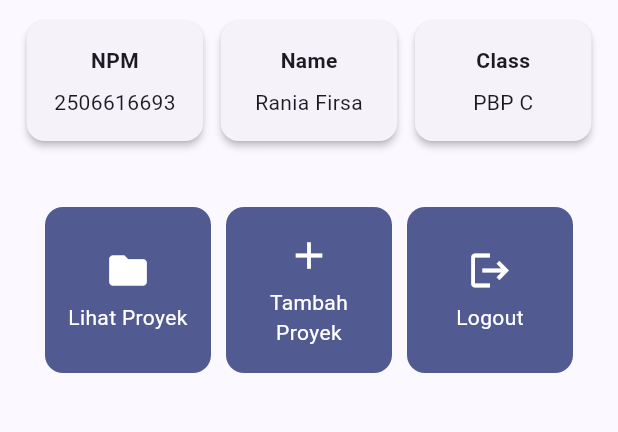
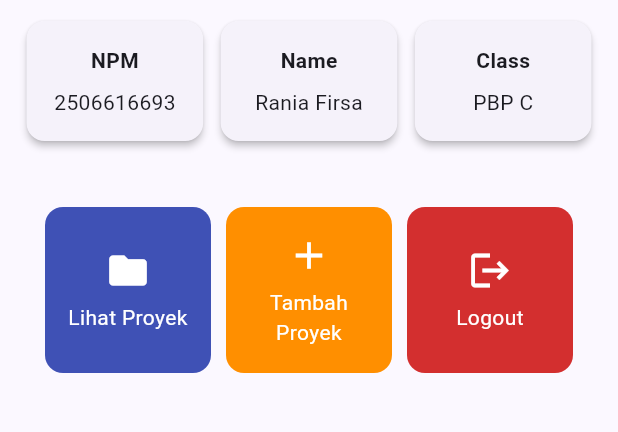
Before and after one commit to raniafff/myportofolio_mobile, a Flutter app: the screen it shows after launch, on a phone screen of 412 x 824 dp, the part 153-585 px from its top. Run offline on Flutter 3.47's test engine with Material 3 defaults, Android fonts, the phone set to English and light mode, and no system bars.

Commit message:
Tugas 7: Basic Flutter with varied button colors and README

```diff
--- a/lib/menu.dart
+++ b/lib/menu.dart
@@ -3,14 +3,15 @@ import 'package:flutter/material.dart';
 class MyHomePage extends StatelessWidget {
     MyHomePage({super.key});
 
-    final String npm = '2506616693'; // NPM kamu
-    final String name = 'Rania Firsa'; // Nama kamu
-    final String className = 'PBP C'; // Kelas PBP kamu
+    final String npm = '2506616693'; // NPM Rania
+    final String name = 'Rania Firsa'; // Nama Rania
+    final String className = 'PBP C'; // Kelas PBP C
 
+    // Memberi warna berbeda untuk masing-masing tombol aksi
     final List<ItemHomepage> items = [
-        ItemHomepage("Lihat Proyek", Icons.folder),
-        ItemHomepage("Tambah Proyek", Icons.add),
-        ItemHomepage("Logout", Icons.logout),
+        ItemHomepage("Lihat Proyek", Icons.folder, Colors.indigo),
+        ItemHomepage("Tambah Proyek", Icons.add, Colors.amber[800]!),
+        ItemHomepage("Logout", Icons.logout, Colors.red[700]!),
     ];
 
     @override
@@ -31,11 +32,11 @@ class MyHomePage extends StatelessWidget {
             padding: const EdgeInsets.all(10.0),
             child: Column(
                 children: <Widget>[
-                Padding(
-                    padding: const EdgeInsets.only(top: 10.0, bottom: 10.0),
+                const Padding(
+                    padding: EdgeInsets.only(top: 10.0, bottom: 10.0),
                     child: Text(
                     'Selamat datang di My Portofolio Mobile',
-                    style: const TextStyle(
+                    style: TextStyle(
                         fontWeight: FontWeight.bold,
                         fontSize: 18.0,
                     ),
@@ -106,8 +107,9 @@ class MyHomePage extends StatelessWidget {
     class ItemHomepage {
     final String name;
     final IconData icon;
+    final Color color; // Menambahkan atribut color
 
-    ItemHomepage(this.name, this.icon);
+    ItemHomepage(this.name, this.icon, this.color);
     }
 
     class ItemCard extends StatelessWidget {
@@ -118,7 +120,7 @@ class MyHomePage extends StatelessWidget {
     @override
     Widget build(BuildContext context) {
         return Material(
-        color: Theme.of(context).colorScheme.primary,
+        color: item.color, // Menggunakan warna unik tiap item
         borderRadius: BorderRadius.circular(12),
         child: InkWell(
             onTap: () {
```
Also changed, not shown: 1 other file.
